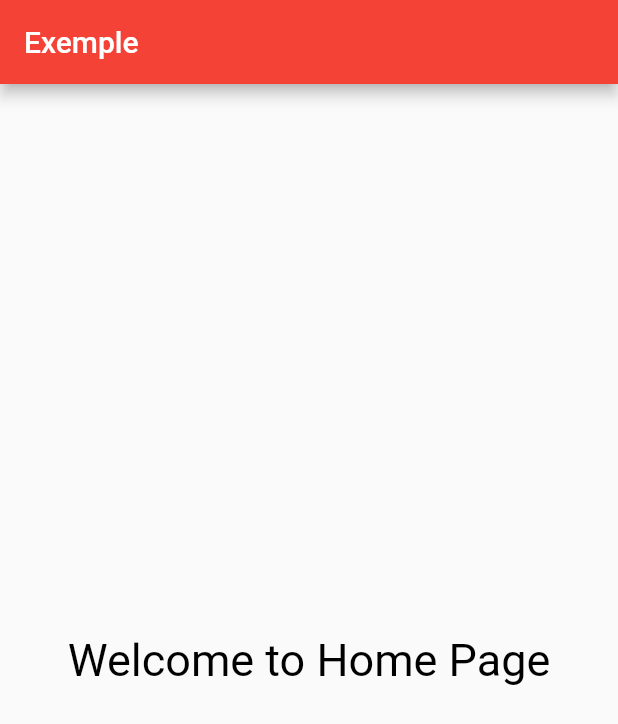
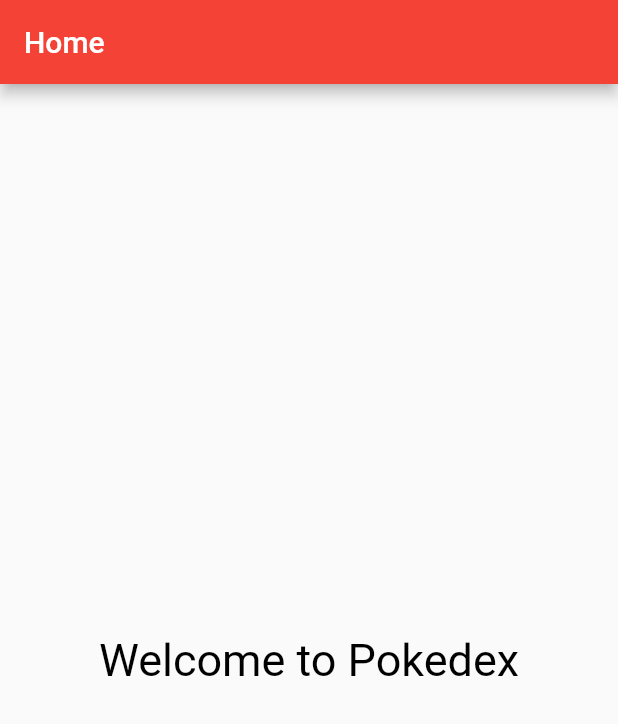
Before and after one commit to PurpleGuy635/pokedex_flutter, a Flutter app: the screen it shows after launch, on a phone screen of 412 x 824 dp. Shown: the top 724 px of the screen. Run offline on Flutter 3.47's test engine with Material 2 defaults, Android fonts, the phone set to English and light mode, and no system bars.

Commit message:
création du fichierpremiére page

```diff
--- /dev/null
+++ b/lib/firstpage.dart
@@ -0,0 +1,13 @@
+import 'package:flutter/material.dart';
+
+class HomeScreen extends StatelessWidget {
+  @override
+  Widget build(BuildContextcontext) {
+    return Scaffold(
+      appBar: AppBar(title: Text("Home")),
+      body: const Center(
+          child: Text("Welcome to Pokedex",
+              style: TextStyle(color: Colors.black, fontSize: 30))),
+    );
+  }
+}
--- a/lib/main.dart
+++ b/lib/main.dart
@@ -1,6 +1,8 @@
 import 'dart:async';
 
 import 'package:flutter/material.dart';
+
+import 'firstpage.dart';
 
 void main() {
   runApp(const MyApp());
@@ -45,15 +47,3 @@ class SplashScreenState extends State<MyHomePage> {
     //FlutterLogo(size: MediaQuery.of(context).size.height));
   }
 }
-
-class HomeScreen extends StatelessWidget {
-  @override
-  Widget build(BuildContextcontext) {
-    return Scaffold(
-      appBar: AppBar(title: Text("Exemple")),
-      body: const Center(
-          child: Text("Welcome to Home Page",
-              style: TextStyle(color: Colors.black, fontSize: 30))),
-    );
-  }
-}
```
